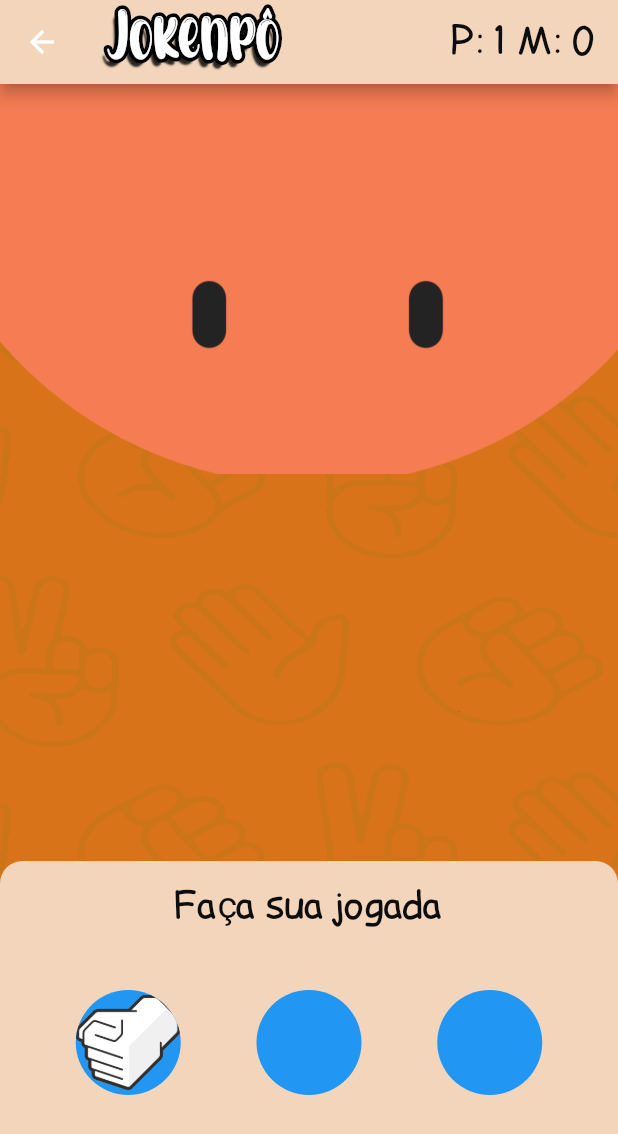
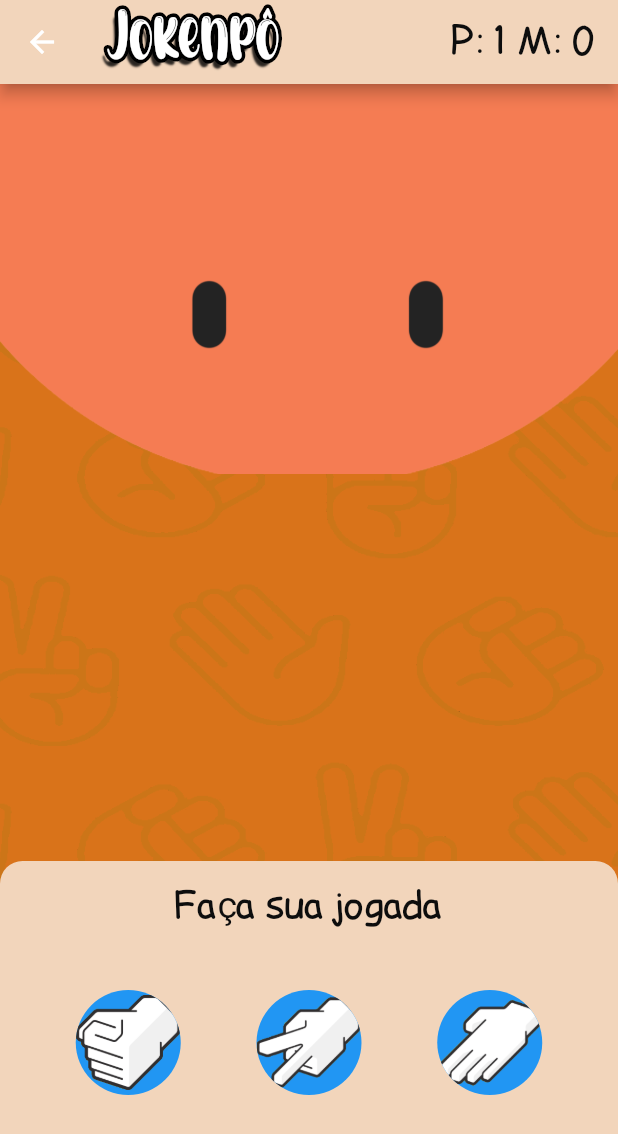
Before and after one commit to Matheus-IT/avaliacao1, a Flutter app: the GameScreen screen opened directly, on a phone screen of 412 x 824 dp. Shown: the top 1134 px of the screen. Run offline on Flutter 3.47's test engine with Material 2 defaults, Android fonts, the phone set to English and light mode, and no system bars.

Commit message:
Adding play area

```diff
--- /dev/null
+++ b/lib/components/game_choice_icon.dart
@@ -0,0 +1,29 @@
+import 'package:flutter/material.dart';
+
+class GameChoiceIcon extends StatelessWidget {
+  final String imgPath;
+  const GameChoiceIcon({
+    Key? key,
+    required this.imgPath,
+  }) : super(key: key);
+
+  @override
+  Widget build(BuildContext context) {
+    return GestureDetector(
+      onTap: () {},
+      child: Container(
+        width: 70,
+        height: 70,
+        decoration: BoxDecoration(
+          image: DecorationImage(
+            image: AssetImage(
+              imgPath,
+            ),
+          ),
+          color: Colors.blue,
+          borderRadius: BorderRadius.circular(70),
+        ),
+      ),
+    );
+  }
+}
--- /dev/null
+++ b/lib/components/play_area.dart
@@ -0,0 +1,54 @@
+import 'package:flutter/material.dart';
+
+import '../consts/colors.dart';
+import 'regular_text.dart';
+
+class PlayArea extends StatelessWidget {
+  final String title;
+  final List<Widget> playIcons;
+  final Widget? restartButton;
+
+  const PlayArea({
+    Key? key,
+    required this.title,
+    required this.playIcons,
+    this.restartButton,
+  }) : super(key: key);
+
+  @override
+  Widget build(BuildContext context) {
+    return Container(
+      width: double.infinity,
+      decoration: const BoxDecoration(
+        color: kColor3,
+        borderRadius: BorderRadius.only(
+          topRight: Radius.circular(15),
+          topLeft: Radius.circular(15),
+        ),
+      ),
+      height: 250,
+      child: Padding(
+        padding: const EdgeInsets.only(top: 15),
+        child: Column(
+          children: [
+            RegularText(
+              content: title,
+              fontSize: 25,
+            ),
+            Container(
+              height: 150,
+              decoration: BoxDecoration(
+                borderRadius: BorderRadius.circular(10),
+              ),
+              child: Row(
+                mainAxisAlignment: MainAxisAlignment.spaceEvenly,
+                children: playIcons,
+              ),
+            ),
+            if (restartButton != null) restartButton!
+          ],
+        ),
+      ),
+    );
+  }
+}
--- a/lib/pages/game_page.dart
+++ b/lib/pages/game_page.dart
@@ -3,6 +3,8 @@ import 'package:prog4_avaliacao1/components/regular_text.dart';
 import 'package:prog4_avaliacao1/consts/game_primary_background.dart';
 
 import '../components/accent_text.dart';
+import '../components/game_choice_icon.dart';
+import '../components/play_area.dart';
 import '../consts/colors.dart';
 
 class GameScreen extends StatefulWidget {
@@ -62,74 +64,20 @@ class _GameScreenState extends State<GameScreen> {
             ),
             Column(
               mainAxisAlignment: MainAxisAlignment.end,
-              children: [
-                Container(
-                  width: double.infinity,
-                  decoration: const BoxDecoration(
-                      color: kColor3,
-                      borderRadius: BorderRadius.only(
-                          topRight: Radius.circular(15),
-                          topLeft: Radius.circular(15))),
-                  height: 250,
-                  child: Padding(
-                    padding: const EdgeInsets.only(top: 15),
-                    child: Column(
-                      children: [
-                        const RegularText(
-                          content: 'Faça sua jogada',
-                          fontSize: 25,
-                          color: kBlack,
-                        ),
-                        Container(
-                          height: 150,
-                          decoration: BoxDecoration(
-                              borderRadius: BorderRadius.circular(10)),
-                          child: Row(
-                            mainAxisAlignment: MainAxisAlignment.spaceEvenly,
-                            children: [
-                              GestureDetector(
-                                onTap: () => checkPlayerMove(),
-                                child: Container(
-                                  width: 70,
-                                  height: 70,
-                                  decoration: BoxDecoration(
-                                    image: const DecorationImage(
-                                      image: AssetImage(
-                                          'lib/assets/icons/rock.png'),
-                                    ),
-                                    color: Colors.blue,
-                                    borderRadius: BorderRadius.circular(70),
-                                  ),
-                                ),
-                              ),
-                              GestureDetector(
-                                onTap: () => checkPlayerMove(),
-                                child: Container(
-                                  width: 70,
-                                  height: 70,
-                                  decoration: BoxDecoration(
-                                      //image: const DecorationImage(image: AssetImage('')),
-                                      color: Colors.blue,
-                                      borderRadius: BorderRadius.circular(70)),
-                                ),
-                              ),
-                              GestureDetector(
-                                onTap: () => checkPlayerMove(),
-                                child: Container(
-                                  width: 70,
-                                  height: 70,
-                                  decoration: BoxDecoration(
-                                      //image: const DecorationImage(image: AssetImage('')),
-                                      color: Colors.blue,
-                                      borderRadius: BorderRadius.circular(70)),
-                                ),
-                              ),
-                            ],
-                          ),
-                        ),
-                      ],
+              children: const [
+                PlayArea(
+                  title: 'Faça sua jogada',
+                  playIcons: [
+                    GameChoiceIcon(
+                      imgPath: 'lib/assets/icons/rock.png',
                     ),
-                  ),
+                    GameChoiceIcon(
+                      imgPath: 'lib/assets/icons/scissors.png',
+                    ),
+                    GameChoiceIcon(
+                      imgPath: 'lib/assets/icons/paper.png',
+                    )
+                  ],
                 ),
               ],
             ),
```
